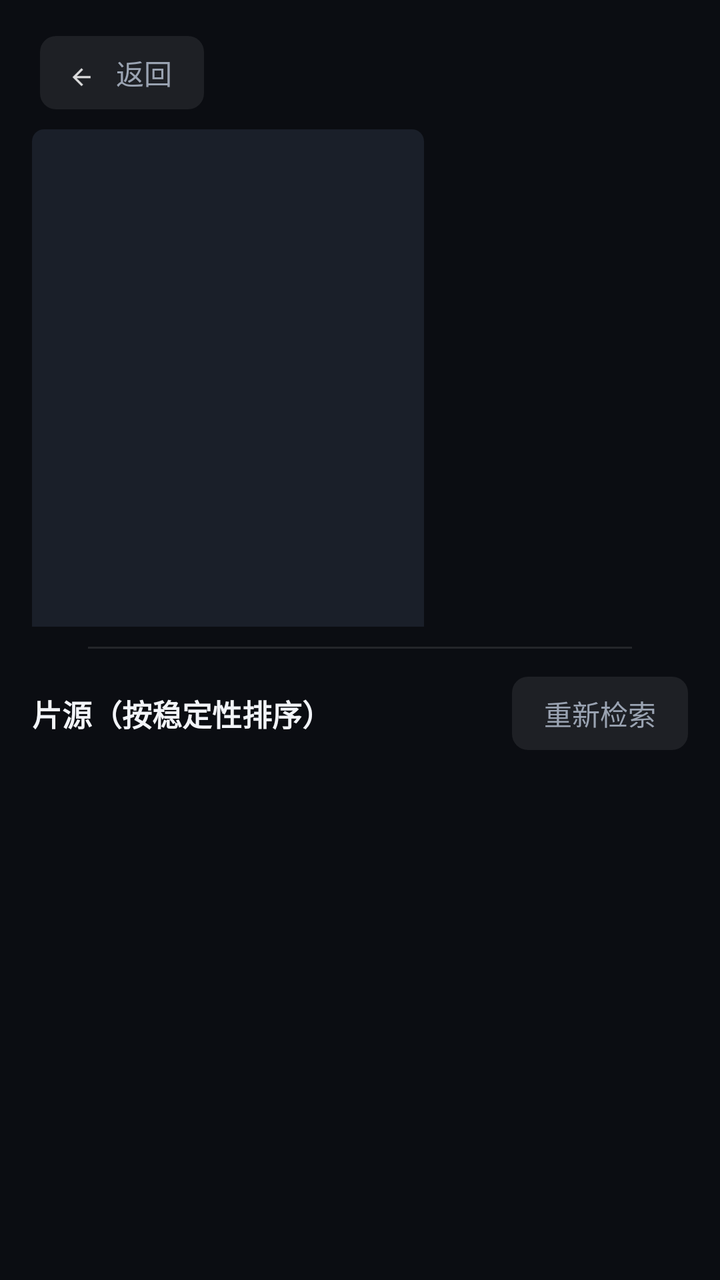
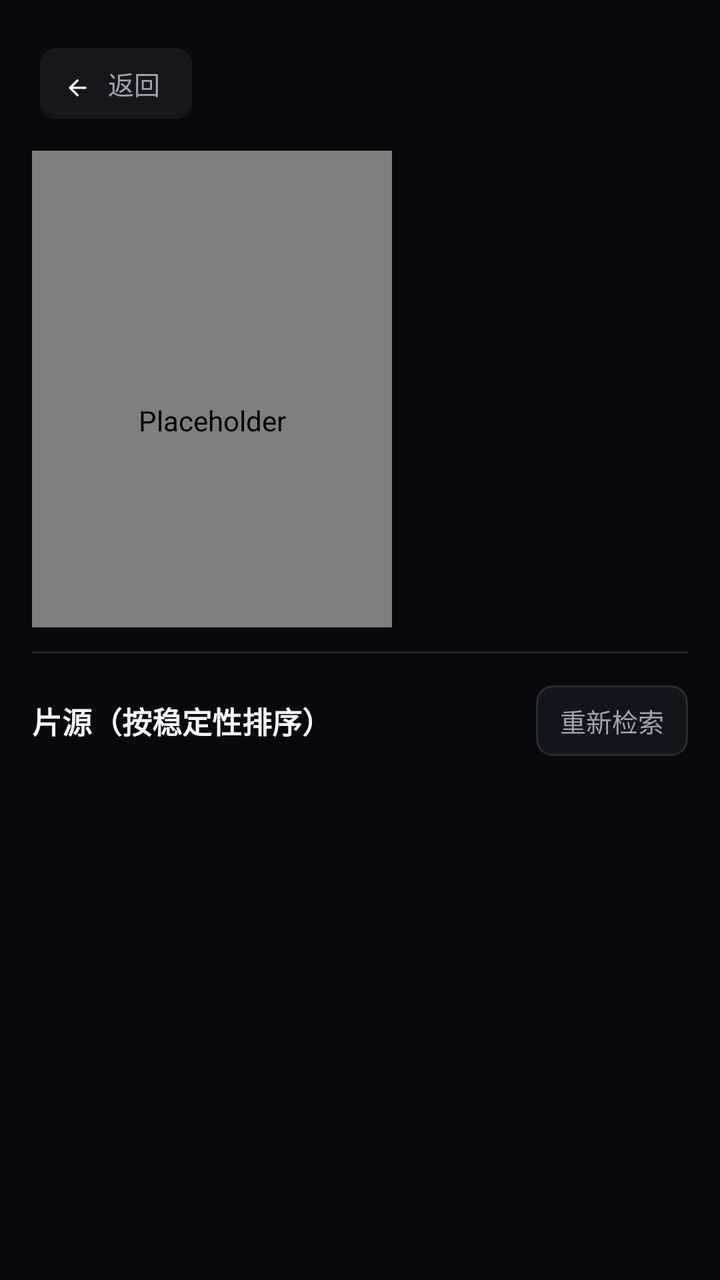

The first picture is an Android layout as it rendered before a commit; the second is the same layout after the commit. The layout source and the unified diff follow.
<!-- AndroidManifest.xml: application theme AppTheme -->
<!-- res/layout/activity_detail.xml -->
<?xml version="1.0" encoding="utf-8"?>
<LinearLayout xmlns:android="http://schemas.android.com/apk/res/android"
    android:layout_width="match_parent"
    android:layout_height="match_parent"
    android:orientation="vertical"
    android:background="@color/bg">

    
    <LinearLayout
        android:layout_width="match_parent"
        android:layout_height="wrap_content"
        android:orientation="horizontal"
        android:paddingLeft="@dimen/topbar_pad_h"
        android:paddingTop="18dp">

        <include
            android:id="@+id/btn_back"
            layout="@layout/part_back" />
    </LinearLayout>

    
    <LinearLayout
        android:layout_width="match_parent"
        android:layout_height="0dp"
        android:layout_weight="46"
        android:orientation="horizontal"
        android:paddingLeft="@dimen/content_pad_h"
        android:paddingRight="@dimen/content_pad_h"
        android:paddingTop="10dp"
        android:paddingBottom="10dp">

        <ImageView
            android:id="@+id/poster"
            android:layout_width="196dp"
            android:layout_height="280dp"
            android:scaleType="centerCrop"
            android:background="@drawable/ph_poster"
            android:contentDescription="@null" />

        <LinearLayout
            android:layout_width="0dp"
            android:layout_height="wrap_content"
            android:layout_weight="1"
            android:layout_marginLeft="28dp"
            android:orientation="vertical">

            <TextView
                android:id="@+id/title"
                android:layout_width="match_parent"
                android:layout_height="wrap_content"
                android:textColor="@color/text_primary"
                android:textSize="@dimen/app_title_size"
                android:textStyle="bold"
                android:singleLine="true"
                android:ellipsize="end" />

            <LinearLayout
                android:layout_width="wrap_content"
                android:layout_height="wrap_content"
                android:orientation="horizontal"
                android:layout_marginTop="8dp">

                <TextView
                    android:id="@+id/rating"
                    android:layout_width="wrap_content"
                    android:layout_height="wrap_content"
                    android:textColor="@color/gold"
                    android:textSize="20sp"
                    android:textStyle="bold"
                    android:visibility="gone" />

                <TextView
                    android:id="@+id/meta"
                    android:layout_width="wrap_content"
                    android:layout_height="wrap_content"
                    android:layout_marginLeft="12dp"
                    android:textColor="@color/text_secondary"
                    android:textSize="13sp" />
            </LinearLayout>

            <TextView
                android:id="@+id/genres"
                android:layout_width="wrap_content"
                android:layout_height="wrap_content"
                android:layout_marginTop="8dp"
                android:textColor="@color/accent"
                android:textSize="12sp" />

            <TextView
                android:id="@+id/desc"
                android:layout_width="match_parent"
                android:layout_height="wrap_content"
                android:layout_marginTop="10dp"
                android:textColor="@color/text_secondary"
                android:textSize="13sp"
                android:lineSpacingExtra="3dp"
                android:maxLines="5"
                android:ellipsize="end" />

            <TextView
                android:id="@+id/credits"
                android:layout_width="match_parent"
                android:layout_height="wrap_content"
                android:layout_marginTop="8dp"
                android:textColor="@color/text_dim"
                android:textSize="12sp"
                android:singleLine="true"
                android:ellipsize="end" />
        </LinearLayout>
    </LinearLayout>

    
    <View
        android:layout_width="match_parent"
        android:layout_height="1dp"
        android:layout_marginLeft="44dp"
        android:layout_marginRight="44dp"
        android:background="#1AFFFFFF" />

    
    <LinearLayout
        android:layout_width="match_parent"
        android:layout_height="0dp"
        android:layout_weight="54"
        android:orientation="vertical"
        android:paddingLeft="@dimen/content_pad_h"
        android:paddingRight="@dimen/content_pad_h"
        android:paddingTop="14dp">

        <LinearLayout
            android:layout_width="match_parent"
            android:layout_height="wrap_content"
            android:orientation="horizontal"
            android:gravity="center_vertical">

            <TextView
                android:id="@+id/lines_title"
                android:layout_width="0dp"
                android:layout_height="wrap_content"
                android:layout_weight="1"
                android:text="片源（按稳定性排序）"
                android:textColor="@color/text_primary"
                android:textSize="15sp"
                android:textStyle="bold" />

            <TextView
                android:id="@+id/btn_resume"
                style="@style/TopButton"
                android:layout_width="wrap_content"
                android:layout_height="wrap_content"
                android:layout_marginRight="10dp"
                android:text="继续观看"
                android:visibility="gone" />

            <TextView
                android:id="@+id/btn_retry"
                style="@style/TopButton"
                android:layout_width="wrap_content"
                android:layout_height="wrap_content"
                android:text="重新检索" />
        </LinearLayout>

        <ScrollView
            android:id="@+id/scroll"
            android:layout_width="match_parent"
            android:layout_height="match_parent"
            android:layout_marginTop="10dp"
            android:scrollbars="none">

            <LinearLayout
                android:id="@+id/lines"
                android:layout_width="match_parent"
                android:layout_height="wrap_content"
                android:orientation="vertical"
                android:paddingBottom="20dp" />
        </ScrollView>
    </LinearLayout>
</LinearLayout>
<!-- res/layout/part_back.xml (included above) -->
<?xml version="1.0" encoding="utf-8"?>
<LinearLayout xmlns:android="http://schemas.android.com/apk/res/android"
    android:layout_width="wrap_content"
    android:layout_height="wrap_content"
    android:orientation="horizontal"
    android:gravity="center_vertical"
    android:focusable="true"
    android:background="@drawable/bg_tab"
    android:paddingLeft="14dp"
    android:paddingRight="16dp"
    android:paddingTop="8dp"
    android:paddingBottom="8dp">

    <ImageView
        android:layout_width="18dp"
        android:layout_height="18dp"
        android:src="@drawable/ic_ui_back"
        android:alpha="0.85"
        android:contentDescription="@null" />

    <TextView
        android:id="@+id/back_label"
        android:layout_width="wrap_content"
        android:layout_height="wrap_content"
        android:layout_marginLeft="6dp"
        android:text="@string/back"
        android:textColor="@color/text_secondary"
        android:textSize="14sp" />
</LinearLayout>
<!-- resources referenced by this layout -->
<resources>
  <color name="accent">#FFFF4D6A</color>
  <color name="bg">#FF0B0D12</color>
  <color name="text_dim">#FF5F6878</color>
  <color name="text_primary">#FFF2F4F8</color>
  <color name="text_secondary">#FF9AA3B2</color>
  <dimen name="app_title_size">20sp</dimen>
  <!-- drawable bg_tab (drawable) -->
  <?xml version="1.0" encoding="utf-8"?>
  <selector xmlns:android="http://schemas.android.com/apk/res/android">
      <item android:state_focused="true">
          <shape android:shape="rectangle">
              <solid android:color="#33FF4D6A" />
              <corners android:radius="8dp" />
              <stroke android:width="2dp" android:color="@color/accent" />
          </shape>
      </item>
      <item android:state_selected="true">
          <shape android:shape="rectangle">
              <solid android:color="#E6FF4D6A" />
              <corners android:radius="8dp" />
          </shape>
      </item>
      <item>
          <shape android:shape="rectangle">
              <solid android:color="#14FFFFFF" />
              <corners android:radius="8dp" />
          </shape>
      </item>
  </selector>
  <!-- drawable ic_ui_back: png bitmap (drawable-hdpi, 326 bytes) -->
  <!-- drawable ph_poster (drawable) -->
  <?xml version="1.0" encoding="utf-8"?>
  <shape xmlns:android="http://schemas.android.com/apk/res/android" android:shape="rectangle">
      <solid android:color="#FF1A1F29" />
      <corners android:radius="6dp" />
  </shape>
  <style name="TopButton">
          <item name="android:textColor">@color/text_secondary</item>
          <item name="android:textSize">14sp</item>
          <item name="android:paddingLeft">16dp</item>
          <item name="android:paddingRight">16dp</item>
          <item name="android:paddingTop">8dp</item>
          <item name="android:paddingBottom">8dp</item>
          <item name="android:background">@drawable/bg_tab</item>
          <item name="android:focusable">true</item>
          <item name="android:layout_marginLeft">8dp</item>
      </style>
  <!-- unchanged entries left out for length: 5 -->
</resources>

<!-- the commit's change to res/layout/activity_detail.xml (unified diff, before → after) -->
@@ -2,8 +2,7 @@
 <LinearLayout xmlns:android="http://schemas.android.com/apk/res/android"
     android:layout_width="match_parent"
     android:layout_height="match_parent"
-    android:orientation="vertical"
-    android:background="@color/bg">
+    android:orientation="vertical">
 
     
     <LinearLayout
@@ -11,7 +10,7 @@
         android:layout_height="wrap_content"
         android:orientation="horizontal"
         android:paddingLeft="@dimen/topbar_pad_h"
-        android:paddingTop="18dp">
+        android:paddingTop="@dimen/space_xl">
 
         <include
             android:id="@+id/btn_back"
@@ -26,13 +25,13 @@
         android:orientation="horizontal"
         android:paddingLeft="@dimen/content_pad_h"
         android:paddingRight="@dimen/content_pad_h"
-        android:paddingTop="10dp"
-        android:paddingBottom="10dp">
+        android:paddingTop="@dimen/space_lg"
+        android:paddingBottom="@dimen/space_md">
 
-        <ImageView
+        <com.vodtv.widget.RoundImageView
             android:id="@+id/poster"
-            android:layout_width="196dp"
-            android:layout_height="280dp"
+            android:layout_width="180dp"
+            android:layout_height="270dp"
             android:scaleType="centerCrop"
             android:background="@drawable/ph_poster"
             android:contentDescription="@null" />
@@ -41,71 +40,63 @@
             android:layout_width="0dp"
             android:layout_height="wrap_content"
             android:layout_weight="1"
-            android:layout_marginLeft="28dp"
+            android:layout_marginLeft="@dimen/space_xl"
             android:orientation="vertical">
 
             <TextView
                 android:id="@+id/title"
+                style="@style/Text.Hero"
                 android:layout_width="match_parent"
-                android:layout_height="wrap_content"
-                android:textColor="@color/text_primary"
-                android:textSize="@dimen/app_title_size"
-                android:textStyle="bold"
-                android:singleLine="true"
-                android:ellipsize="end" />
+                android:layout_height="wrap_content" />
 
             <LinearLayout
                 android:layout_width="wrap_content"
                 android:layout_height="wrap_content"
                 android:orientation="horizontal"
-                android:layout_marginTop="8dp">
+                android:gravity="center_vertical"
+                android:layout_marginTop="@dimen/space_sm">
 
                 <TextView
                     android:id="@+id/rating"
+                    style="@style/Text.Title"
                     android:layout_width="wrap_content"
                     android:layout_height="wrap_content"
                     android:textColor="@color/gold"
-                    android:textSize="20sp"
-                    android:textStyle="bold"
                     android:visibility="gone" />
 
                 <TextView
                     android:id="@+id/meta"
+                    style="@style/Text.Caption"
                     android:layout_width="wrap_content"
                     android:layout_height="wrap_content"
-                    android:layout_marginLeft="12dp"
-                    android:textColor="@color/text_secondary"
-                    android:textSize="13sp" />
+                    android:layout_marginLeft="@dimen/space_md" />
             </LinearLayout>
 
             <TextView
                 android:id="@+id/genres"
+                style="@style/Text.Caption"
                 android:layout_width="wrap_content"
                 android:layout_height="wrap_content"
-                android:layout_marginTop="8dp"
-                android:textColor="@color/accent"
-                android:textSize="12sp" />
+                android:layout_marginTop="@dimen/space_sm"
+                android:textColor="@color/brand" />
 
             <TextView
                 android:id="@+id/desc"
+                style="@style/Text.Caption"
                 android:layout_width="match_parent"
                 android:layout_height="wrap_content"
-                android:layout_marginTop="10dp"
-                android:textColor="@color/text_secondary"
-                android:textSize="13sp"
-                android:lineSpacingExtra="3dp"
+                android:layout_marginTop="@dimen/space_md"
+                android:ellipsize="end"
+                android:lineSpacingExtra="4dp"
                 android:maxLines="5"
-                android:ellipsize="end" />
+                android:singleLine="false" />
 
             <TextView
                 android:id="@+id/credits"
+                style="@style/Text.Micro"
                 android:layout_width="match_parent"
                 android:layout_height="wrap_content"
-                android:layout_marginTop="8dp"
-                android:textColor="@color/text_dim"
-                android:textSize="12sp"
-                android:singleLine="true"
-                android:ellipsize="end" />
+                android:layout_marginTop="@dimen/space_sm" />
         </LinearLayout>
     </LinearLayout>
 
@@ -113,9 +104,9 @@
     <View
         android:layout_width="match_parent"
         android:layout_height="1dp"
-        android:layout_marginLeft="44dp"
-        android:layout_marginRight="44dp"
-        android:background="#1AFFFFFF" />
+        android:layout_marginLeft="@dimen/content_pad_h"
+        android:layout_marginRight="@dimen/content_pad_h"
+        android:background="@color/stroke" />
 
     
     <LinearLayout
@@ -125,7 +116,7 @@
         android:orientation="vertical"
         android:paddingLeft="@dimen/content_pad_h"
         android:paddingRight="@dimen/content_pad_h"
-        android:paddingTop="14dp">
+        android:paddingTop="@dimen/space_lg">
 
         <LinearLayout
             android:layout_width="match_parent"
@@ -135,21 +126,20 @@
 
             <TextView
                 android:id="@+id/lines_title"
+                style="@style/Text.Body"
                 android:layout_width="0dp"
                 android:layout_height="wrap_content"
                 android:layout_weight="1"
-                android:text="片源（按稳定性排序）"
-                android:textColor="@color/text_primary"
-                android:textSize="15sp"
+                android:text="@string/source_list_title"
                 android:textStyle="bold" />
 
             <TextView
                 android:id="@+id/btn_resume"
-                style="@style/TopButton"
+                style="@style/ButtonPrimary"
                 android:layout_width="wrap_content"
                 android:layout_height="wrap_content"
-                android:layout_marginRight="10dp"
-                android:text="继续观看"
+                android:layout_marginRight="@dimen/space_sm"
+                android:text="@string/continue_watching"
                 android:visibility="gone" />
 
             <TextView
@@ -157,14 +147,14 @@
                 style="@style/TopButton"
                 android:layout_width="wrap_content"
                 android:layout_height="wrap_content"
-                android:text="重新检索" />
+                android:text="@string/retry" />
         </LinearLayout>
 
         <ScrollView
             android:id="@+id/scroll"
             android:layout_width="match_parent"
             android:layout_height="match_parent"
-            android:layout_marginTop="10dp"
+            android:layout_marginTop="@dimen/space_md"
             android:scrollbars="none">
 
             <LinearLayout
@@ -172,7 +162,7 @@
                 android:layout_width="match_parent"
                 android:layout_height="wrap_content"
                 android:orientation="vertical"
-                android:paddingBottom="20dp" />
+                android:paddingBottom="@dimen/space_xl" />
         </ScrollView>
     </LinearLayout>
 </LinearLayout>
@@ -184,25 +174,23 @@
     android:orientation="horizontal"
     android:gravity="center_vertical"
     android:focusable="true"
-    android:background="@drawable/bg_tab"
-    android:paddingLeft="14dp"
-    android:paddingRight="16dp"
-    android:paddingTop="8dp"
-    android:paddingBottom="8dp">
+    android:background="@drawable/bg_icon"
+    android:paddingLeft="@dimen/space_md"
+    android:paddingRight="@dimen/space_lg"
+    android:paddingTop="@dimen/space_sm"
+    android:paddingBottom="@dimen/space_sm">
 
     <ImageView
         android:layout_width="18dp"
         android:layout_height="18dp"
         android:src="@drawable/ic_ui_back"
-        android:alpha="0.85"
         android:contentDescription="@null" />
 
     <TextView
         android:id="@+id/back_label"
+        style="@style/Text.Caption"
         android:layout_width="wrap_content"
         android:layout_height="wrap_content"
-        android:layout_marginLeft="6dp"
-        android:text="@string/back"
-        android:textColor="@color/text_secondary"
-        android:textSize="14sp" />
+        android:layout_marginLeft="@dimen/space_xs"
+        android:text="@string/back" />
 </LinearLayout>
<!-- resource entries referenced after the edit -->
@@ -1,52 +1,161 @@
 <!-- resources referenced by this layout -->
 <resources>
-  <color name="accent">#FFFF4D6A</color>
-  <color name="bg">#FF0B0D12</color>
-  <color name="text_dim">#FF5F6878</color>
-  <color name="text_primary">#FFF2F4F8</color>
-  <color name="text_secondary">#FF9AA3B2</color>
-  <dimen name="app_title_size">20sp</dimen>
-  <!-- drawable bg_tab (drawable) -->
+  <color name="brand">#FF2B5CFF</color>
+  <color name="stroke">#1FFFFFFF</color>
+  <dimen name="space_lg">16dp</dimen>
+  <dimen name="space_md">12dp</dimen>
+  <dimen name="space_sm">8dp</dimen>
+  <dimen name="space_xl">24dp</dimen>
+  <dimen name="space_xs">4dp</dimen>
+  <!-- drawable bg_icon (drawable) -->
   <?xml version="1.0" encoding="utf-8"?>
   <selector xmlns:android="http://schemas.android.com/apk/res/android">
       <item android:state_focused="true">
           <shape android:shape="rectangle">
-              <solid android:color="#33FF4D6A" />
-              <corners android:radius="8dp" />
-              <stroke android:width="2dp" android:color="@color/accent" />
+              <solid android:color="#1FFFFFFF" />
+              <corners android:radius="@dimen/radius_md" />
+              <stroke android:width="@dimen/focus_stroke" android:color="@color/focus" />
           </shape>
       </item>
-      <item android:state_selected="true">
+      <item android:state_pressed="true">
           <shape android:shape="rectangle">
-              <solid android:color="#E6FF4D6A" />
-              <corners android:radius="8dp" />
+              <solid android:color="#33FFFFFF" />
+              <corners android:radius="@dimen/radius_md" />
           </shape>
       </item>
       <item>
           <shape android:shape="rectangle">
-              <solid android:color="#14FFFFFF" />
-              <corners android:radius="8dp" />
+              <solid android:color="#0FFFFFFF" />
+              <corners android:radius="@dimen/radius_md" />
           </shape>
       </item>
   </selector>
-  <!-- drawable ic_ui_back: png bitmap (drawable-hdpi, 326 bytes) -->
+  <color name="bg">#FF08090D</color>
+  <color name="brand_dim">#FF1F47D6</color>
+  <color name="surface">#FF12151C</color>
+  <color name="text_primary">#FFF5F7FA</color>
+  <color name="text_secondary">#FF9BA4B4</color>
+  <dimen name="text_caption">13sp</dimen>
+  <dimen name="text_hero">26sp</dimen>
+  <color name="text_tertiary">#FF76808F</color>
+  <dimen name="text_micro">11sp</dimen>
+  <dimen name="text_title">20sp</dimen>
+  <!-- drawable bg_card (drawable) -->
+  <?xml version="1.0" encoding="utf-8"?>
+  <selector xmlns:android="http://schemas.android.com/apk/res/android">
+      <item android:state_focused="true">
+          <shape android:shape="rectangle">
+              <solid android:color="@color/surface_2" />
+              <corners android:radius="@dimen/radius_md" />
+              <stroke android:width="@dimen/focus_stroke" android:color="@color/focus" />
+          </shape>
+      </item>
+      <item android:state_pressed="true">
+          <shape android:shape="rectangle">
+              <solid android:color="@color/surface_2" />
+              <corners android:radius="@dimen/radius_md" />
+          </shape>
+      </item>
+      <item>
+          <shape android:shape="rectangle">
+              <solid android:color="@color/surface" />
+              <corners android:radius="@dimen/radius_md" />
+              <stroke android:width="1dp" android:color="@color/stroke" />
+          </shape>
+      </item>
+  </selector>
+  <!-- drawable ic_ui_back: png bitmap (drawable-hdpi, 339 bytes) -->
   <!-- drawable ph_poster (drawable) -->
   <?xml version="1.0" encoding="utf-8"?>
-  <shape xmlns:android="http://schemas.android.com/apk/res/android" android:shape="rectangle">
-      <solid android:color="#FF1A1F29" />
-      <corners android:radius="6dp" />
+  <shape xmlns:android="http://schemas.android.com/apk/res/android"
+      android:shape="rectangle">
+      <solid android:color="@color/surface_2" />
+      <corners android:radius="@dimen/radius_md" />
   </shape>
+  <string name="continue_watching">继续观看</string>
+  <string name="retry">重新检索</string>
+  <string name="source_list_title">片源（按稳定性排序）</string>
+  <style name="ButtonPrimary">
+          <item name="android:textColor">#FFFFFFFF</item>
+          <item name="android:textSize">@dimen/text_body</item>
+          <item name="android:textStyle">bold</item>
+          <item name="android:background">@drawable/bg_primary</item>
+          <item name="android:focusable">true</item>
+          <item name="android:paddingLeft">20dp</item>
+          <item name="android:paddingRight">20dp</item>
+          <item name="android:paddingTop">10dp</item>
+          <item name="android:paddingBottom">10dp</item>
+      </style>
+  <style name="Text.Body">
+          <item name="android:textColor">@color/text_primary</item>
+          <item name="android:textSize">@dimen/text_body</item>
+          <item name="android:singleLine">true</item>
+          <item name="android:ellipsize">end</item>
+      </style>
+  <style name="Text.Caption">
+          <item name="android:textColor">@color/text_secondary</item>
+          <item name="android:textSize">@dimen/text_caption</item>
+          <item name="android:singleLine">true</item>
+          <item name="android:ellipsize">end</item>
+      </style>
+  <style name="Text.Hero">
+          <item name="android:textColor">@color/text_primary</item>
+          <item name="android:textSize">@dimen/text_hero</item>
+          <item name="android:textStyle">bold</item>
+          <item name="android:singleLine">true</item>
+          <item name="android:ellipsize">end</item>
+      </style>
+  <style name="Text.Micro">
+          <item name="android:textColor">@color/text_tertiary</item>
+          <item name="android:textSize">@dimen/text_micro</item>
+          <item name="android:singleLine">true</item>
+      </style>
+  <style name="Text.Title">
+          <item name="android:textColor">@color/text_primary</item>
+          <item name="android:textSize">@dimen/text_title</item>
+          <item name="android:textStyle">bold</item>
+          <item name="android:singleLine">true</item>
+          <item name="android:ellipsize">end</item>
+      </style>
   <style name="TopButton">
           <item name="android:textColor">@color/text_secondary</item>
-          <item name="android:textSize">14sp</item>
-          <item name="android:paddingLeft">16dp</item>
-          <item name="android:paddingRight">16dp</item>
-          <item name="android:paddingTop">8dp</item>
-          <item name="android:paddingBottom">8dp</item>
-          <item name="android:background">@drawable/bg_tab</item>
+          <item name="android:textSize">@dimen/text_caption</item>
+          <item name="android:paddingLeft">@dimen/space_md</item>
+          <item name="android:paddingRight">@dimen/space_md</item>
+          <item name="android:paddingTop">@dimen/space_sm</item>
+          <item name="android:paddingBottom">@dimen/space_sm</item>
+          <item name="android:background">@drawable/bg_card</item>
           <item name="android:focusable">true</item>
-          <item name="android:layout_marginLeft">8dp</item>
+          <item name="android:layout_marginLeft">@dimen/space_sm</item>
       </style>
+  <dimen name="radius_md">8dp</dimen>
+  <dimen name="focus_stroke">2dp</dimen>
+  <color name="focus">#FF5B82FF</color>
+  <color name="surface_2">#FF1B1F28</color>
+  <dimen name="text_body">15sp</dimen>
+  <!-- drawable bg_primary (drawable) -->
+  <?xml version="1.0" encoding="utf-8"?>
+  <selector xmlns:android="http://schemas.android.com/apk/res/android">
+      <item android:state_focused="true">
+          <shape android:shape="rectangle">
+              <solid android:color="@color/brand" />
+              <corners android:radius="@dimen/radius_md" />
+              <stroke android:width="@dimen/focus_stroke" android:color="@color/text_primary" />
+          </shape>
+      </item>
+      <item android:state_pressed="true">
+          <shape android:shape="rectangle">
+              <solid android:color="@color/brand_dim" />
+              <corners android:radius="@dimen/radius_md" />
+          </shape>
+      </item>
+      <item>
+          <shape android:shape="rectangle">
+              <solid android:color="@color/brand" />
+              <corners android:radius="@dimen/radius_md" />
+          </shape>
+      </item>
+  </selector>
   <!-- unchanged entries left out for length: 5 -->
 </resources>
 
